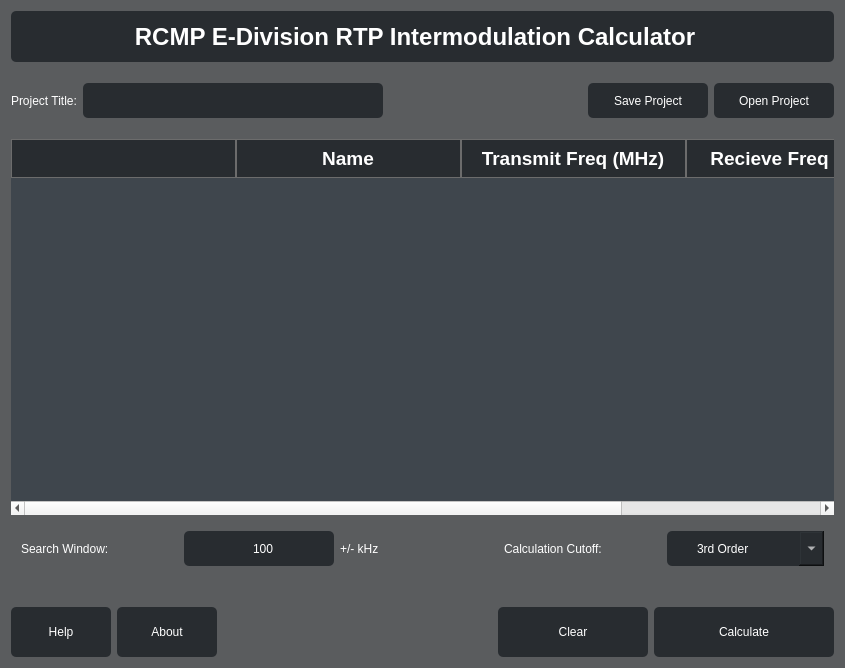
Qt form IntermodGUI.ui (larry273/Intermod) before a commit.
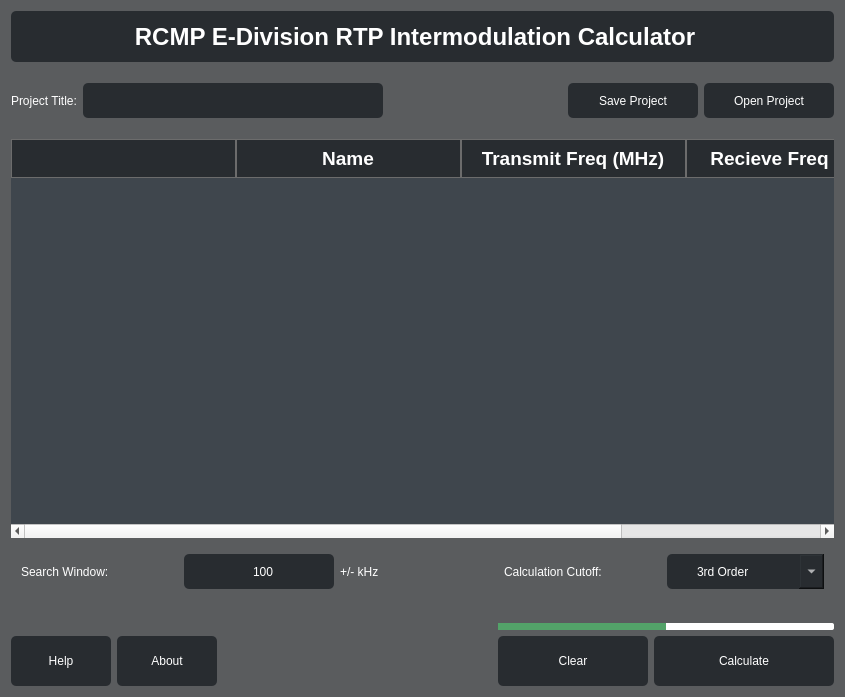
The same form after that commit.

```diff
--- a/IntermodGUI.ui
+++ b/IntermodGUI.ui
@@ -7,7 +7,7 @@
     <x>0</x>
     <y>0</y>
     <width>845</width>
-    <height>668</height>
+    <height>697</height>
    </rect>
   </property>
   <property name="windowTitle">
@@ -99,6 +99,13 @@
 	background-color:#0D1218   ;
 }
 
+QProgressBar {
+	border-radius: 2;
+}
+QProgressBar::chunk{
+	background-color:#53a369;
+}
+
 /*SCROLL BAR*/
 QScrollBar:vertical {
      background:white;
@@ -351,7 +358,7 @@
          <widget class="QPushButton" name="saveButton">
           <property name="minimumSize">
            <size>
-            <width>120</width>
+            <width>130</width>
             <height>35</height>
            </size>
           </property>
@@ -364,7 +371,7 @@
          <widget class="QPushButton" name="loadButton">
           <property name="minimumSize">
            <size>
-            <width>120</width>
+            <width>130</width>
             <height>35</height>
            </size>
           </property>
@@ -722,6 +729,22 @@
         </property>
        </spacer>
       </item>
+      <item row="8" column="3" colspan="2" alignment="Qt::AlignBottom">
+       <widget class="QProgressBar" name="progressBar">
+        <property name="maximumSize">
+         <size>
+          <width>16777215</width>
+          <height>7</height>
+         </size>
+        </property>
+        <property name="value">
+         <number>50</number>
+        </property>
+        <property name="textVisible">
+         <bool>false</bool>
+        </property>
+       </widget>
+      </item>
      </layout>
     </item>
    </layout>
```
Left out of the diff: 6 changed lines with no effect on the pictures.
